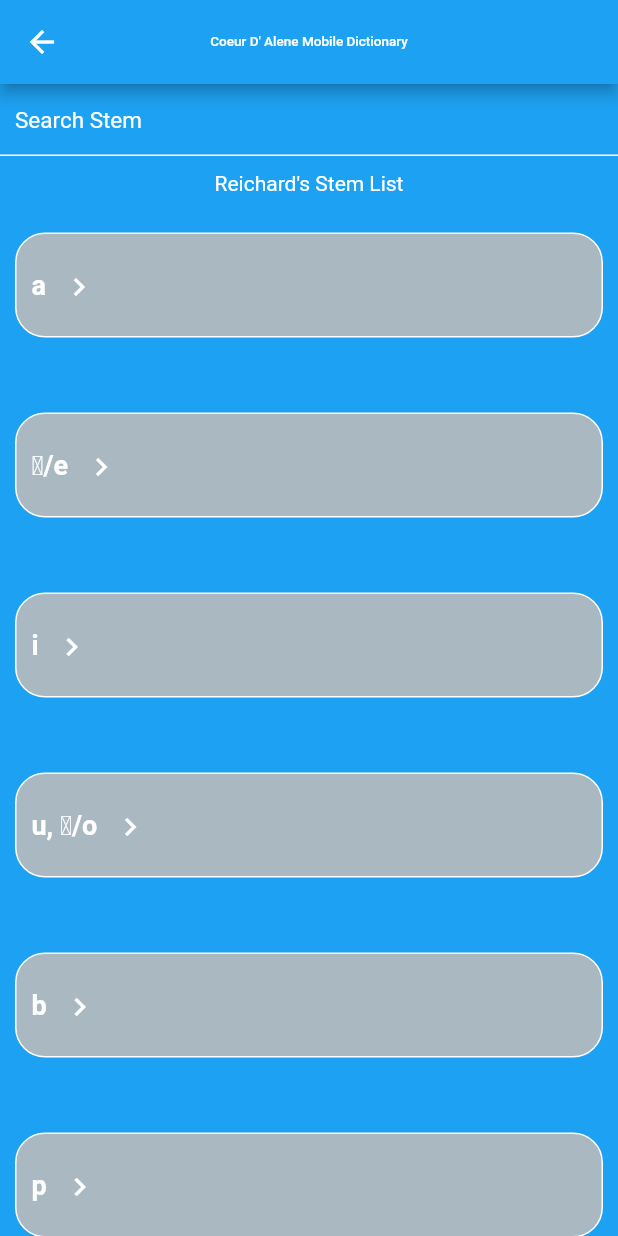
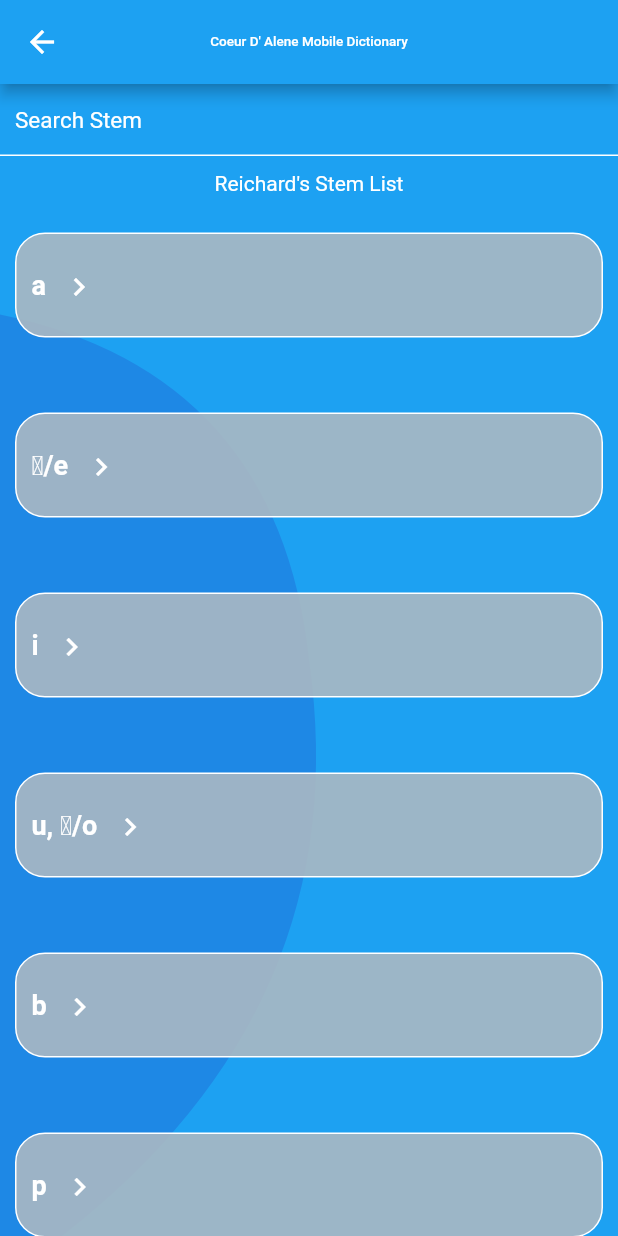
Before and after one commit to Brandz96/Coeur-D-Alene-MD, a Flutter app: the screen it shows after launch, after a tap on "Root Dictionary", after a tap on the "arrow back" icon, after a tap on "Stem List", on a phone screen of 412 x 824 dp. Run offline on Flutter 3.47's test engine with Material 2 defaults, Android fonts, the phone set to English and light mode, and no system bars; our stand-ins replace cloud_firestore, flutter_spinkit, fluttertoast; accounts and stored records are empty.

Commit message:
Added a custom background to all of the pages, fixed the alternating colors for the icon buttons.

```diff
--- a/lib/AboutPage.dart
+++ b/lib/AboutPage.dart
@@ -101,7 +101,9 @@ class _AboutPageState extends State<AboutPage>{
           backgroundColor: backGroundColor,
         ),
         backgroundColor: backGroundColor,
-        body: Column(
+        body: CustomPaint(
+          painter: BluePainter(backGroundColor, counterFromPreviousPage),
+          child: Column(
             children: <Widget>[
               new Padding(padding: EdgeInsets.only(top: 30)),
               new RichText(
@@ -125,6 +127,7 @@ class _AboutPageState extends State<AboutPage>{
             ],
           ),
         ),
+      ),
     );
   }
 }
--- a/lib/AffixPage.dart
+++ b/lib/AffixPage.dart
@@ -150,7 +150,9 @@ class _AffixPageState extends State<AffixPage> {
           ),
           backgroundColor: backGroundColor,
         ),
-        body: Column(
+        body: CustomPaint(
+          painter: BluePainter(backGroundColor, counterFromPreviousPage),
+          child: Column(
             children: <Widget>[
               Padding(
                 padding: EdgeInsets.only(top: 10),
@@ -236,6 +238,7 @@ class _AffixPageState extends State<AffixPage> {
               ),
             ],
           ),
+        ),
         backgroundColor: backGroundColor,
       ),
     );
--- a/lib/AffixSecondScreen.dart
+++ b/lib/AffixSecondScreen.dart
@@ -1,3 +1,4 @@
+import 'package:demo_app/HomePage.dart';
 import 'package:flutter/material.dart';
 import 'dart:convert';
 import 'dart:async';
@@ -148,7 +149,9 @@ class _AffixSecondScreenState extends State<AffixSecondScreen> {
           ),
           backgroundColor: backGroundColor,
         ),
-        body: Column(
+        body: CustomPaint(
+          painter: BluePainter(backGroundColor, counterFromPreviousPage),
+          child: Column(
             children: <Widget>[
               Padding(
                 padding: EdgeInsets.only(top: 10),
@@ -214,6 +217,7 @@ class _AffixSecondScreenState extends State<AffixSecondScreen> {
               ),
             ],
           ),
+        ),
         backgroundColor: backGroundColor,
       ),
     );
--- a/lib/AudioPage.dart
+++ b/lib/AudioPage.dart
@@ -152,7 +152,9 @@ class _AudioPageState extends State<AudioPage> {
           ),
           backgroundColor: backGroundColor,
         ),
-        body: Column(
+        body: CustomPaint(
+          painter: BluePainter(backGroundColor, counterFromPreviousPage),
+          child: Column(
             children: <Widget>[
               Padding(
                 padding: EdgeInsets.only(top: 20, bottom: 20),
@@ -214,6 +216,7 @@ class _AudioPageState extends State<AudioPage> {
                 ),
               ),
             ],
+          ),
         ), // This trailing comma makes auto-formatting nicer for build methods.
         backgroundColor: backGroundColor,
       ),
--- a/lib/FeedBackPage.dart
+++ b/lib/FeedBackPage.dart
@@ -100,7 +100,9 @@ class _FeedBackState extends State<FeedBackPage> {
           ),
           backgroundColor: backGroundColor,
         ),
-        body: Center(
+        body: CustomPaint(
+          painter: BluePainter(backGroundColor, counterFromPreviousPage),
+          child: Center(
             child: Column(
               mainAxisAlignment: MainAxisAlignment.spaceEvenly,
               children: <Widget>[
@@ -190,6 +192,7 @@ class _FeedBackState extends State<FeedBackPage> {
                         ))),
               ],
             ),
+          ),
         ), // This trailing comma makes auto-formatting nicer for build methods.
       ),
     );
--- a/lib/HomePage.dart
+++ b/lib/HomePage.dart
@@ -20,7 +20,7 @@ class Home extends StatefulWidget {
 class _Home extends State<Home> {
   int counter = 0;
   Color homeBackGroundColor = Color.fromRGBO(29, 161, 242, 1);//blue
-  Color buttonColors = Color.fromRGBO(170, 184, 194, 1);//grey
+  Color buttonColors = Color.fromRGBO(170, 184, 194, .9);//grey
   Color iconColor = Colors.white;
   Color rootDictionaryBackGroundColor = Color.fromRGBO(29, 161, 242, 1);//blue
   Color titleColor = Colors.white;
@@ -31,28 +31,23 @@ class _Home extends State<Home> {
   Widget build(BuildContext context) {
     print(homeBackGroundColor.toString()); //ff1 = blue
     print(buttonColors.toString()); //ffaa = grey
+
+
     return Scaffold(
       backgroundColor: homeBackGroundColor,
-      body: Column(
+      body: CustomPaint(
+        painter: BluePainter(homeBackGroundColor, counter),
+        child: Column(
           crossAxisAlignment: CrossAxisAlignment.start,
           children: <Widget>[
-          new Container(
-            height: 230,
-            width: double.infinity,
-            decoration: BoxDecoration(
-              borderRadius: BorderRadius.only(
-                  bottomRight: Radius.circular(105),
-                  bottomLeft: Radius.circular(105)),
-              color: homeBackGroundColor,
-            ),
-            child: Padding(
+           Padding(
                   padding: const EdgeInsets.all(32.0),
                   child: Column(
                     crossAxisAlignment: CrossAxisAlignment.start,
                     children: <Widget>[
                       Container(
                         width: 300.0,
-                      margin: EdgeInsets.only(top: 75),
+                        margin: EdgeInsets.only(top: 70),
                         child: Text(
                           'Coeur D\' Alene',
                           style: TextStyle(
@@ -73,7 +68,6 @@ class _Home extends State<Home> {
                       SizedBox(height: 12.0),
                     ],
                   )),
-          ),
             new Center(
               child: new Column(
                 crossAxisAlignment: CrossAxisAlignment.center,
@@ -102,7 +96,9 @@ class _Home extends State<Home> {
                             child: const Text(
                               "Root Dictionary",
                               textAlign: TextAlign.center,
-                            style: TextStyle(fontFamily: 'Open Sans'),
+                              style: TextStyle(fontFamily: 'Open Sans',
+                                color: Colors.white,
+                              ),
                             ),
                           ))),
                   new Padding(padding: EdgeInsets.only(top: 10)),
@@ -252,14 +248,14 @@ class _Home extends State<Home> {
                                     Color.fromRGBO(29, 161, 242, 1);
 
                                 setColor(counter);
-                              buttonColors = Color.fromRGBO(170, 184, 194, 1);
+                                buttonColors = Color.fromRGBO(170, 184, 194, .9);
                                 titleColor = Colors.white;
                               } else {
                                 homeBackGroundColor =
                                     Color.fromRGBO(34, 28, 27, 1);
 
                                 setColor(counter);
-                              buttonColors = Color.fromRGBO(187, 134, 252, 1);
+                                buttonColors = Color.fromRGBO(187, 134, 252, .9);
                                 titleColor = Colors.white;
                               }
                             });
@@ -281,6 +277,7 @@ class _Home extends State<Home> {
             ),
           ],
         ),
+      ),
     );
   }
 
@@ -294,12 +291,12 @@ class _Home extends State<Home> {
 
   void setColor(int n) {
     if (n % 2 == 0) {
-      buttonColors = Color.fromRGBO(170, 184, 194, 1);//grey
-      iconColor = Colors.white;
+      buttonColors = Color.fromRGBO(170, 184, 194, .9);//grey
+      iconColor = Colors.black;
       rootDictionaryBackGroundColor = Color.fromRGBO(29, 161, 242, 1);//blue
       titleColor = Colors.white;
     } else {
-      buttonColors = Color.fromRGBO(187, 134, 252, 1);//purple
+      buttonColors = Color.fromRGBO(187, 134, 252, .9);//purple
       iconColor = Colors.white;
       rootDictionaryBackGroundColor = Color.fromRGBO(34, 28, 27, 1);//black
       titleColor = Colors.white;
@@ -464,3 +461,48 @@ class _Home extends State<Home> {
 
 
 }
+class BluePainter extends CustomPainter {
+
+  Color passedBackgroundColor;
+  int counter;
+  BluePainter(this.passedBackgroundColor, this.counter);
+
+  Color pickColor(int counter){
+    if(counter % 2 == 0 || counter == 0){
+      return Colors.blue.shade600;
+          //rootDictionaryBackGroundColor = Color.fromRGBO(29, 161, 242, 1);
+          //buttonColors = Color.fromRGBO(187, 134, 252, 1);
+    } else {
+      return Color.fromRGBO(187, 134, 252, .2);
+    }
+  }
+
+  @override
+  void paint(Canvas canvas, Size size) {
+    final height = size.height;
+    final width = size.width;
+    Paint paint = Paint();
+
+//    Path mainBackground = Path();
+//    mainBackground.addRect(Rect.fromLTRB(0, 0, width, height));
+//    paint.color = Colors.blue.shade700;
+//    canvas.drawPath(mainBackground, paint);
+
+    Path ovalPath = Path();
+    ovalPath.moveTo(0, height * 0.2);
+    ovalPath.quadraticBezierTo(width * 0.45, height * 0.25, width * 0.5, height * 0.5);
+    ovalPath.quadraticBezierTo(width * 0.58, height * 0.8, width * 0.1, height);
+    ovalPath.lineTo(0, height);
+
+    paint.color = pickColor(counter);
+    canvas.drawPath(ovalPath, paint);
+
+  }
+
+  @override
+  bool shouldRepaint(CustomPainter oldDelegate){
+    return oldDelegate != this;
+  }
+
+
+}
--- a/lib/HomePageClone.dart
+++ b/lib/HomePageClone.dart
@@ -1,3 +1,4 @@
+import 'package:demo_app/HomePage.dart';
 import 'package:flutter/material.dart';
 import 'RootDictionaryPage.dart';
 import 'AboutPage.dart';
@@ -41,26 +42,19 @@ class _HomePageClone extends State<HomePageClone> {
 
     return Scaffold(
       backgroundColor: backGroundColor,
-      body: Column(
+      body: CustomPaint(
+        painter: BluePainter(backGroundColor, counterFromPreviousPage),
+        child: Column(
           crossAxisAlignment: CrossAxisAlignment.start,
           children: <Widget>[
-          new Container(
-            height: 230,
-            width: double.infinity,
-            decoration: BoxDecoration(
-              borderRadius: BorderRadius.only(
-                  bottomRight: Radius.circular(105),
-                  bottomLeft: Radius.circular(105)),
-              color: backGroundColor,
-            ),
-            child: Padding(
+            Padding(
                   padding: const EdgeInsets.all(32.0),
                   child: Column(
                     crossAxisAlignment: CrossAxisAlignment.start,
                     children: <Widget>[
                       Container(
                         width: 300.0,
-                      margin: EdgeInsets.only(top: 75),
+                        margin: EdgeInsets.only(top: 70),
                         child: Text(
                           'Coeur D\' Alene',
                           style: TextStyle(
@@ -81,7 +75,6 @@ class _HomePageClone extends State<HomePageClone> {
                       SizedBox(height: 12.0),
                     ],
                   )),
-          ),
             new Center(
               child: new Column(
                 crossAxisAlignment: CrossAxisAlignment.center,
@@ -289,6 +282,7 @@ class _HomePageClone extends State<HomePageClone> {
             ),
           ],
         ),
+      ),
     );
   }
 
@@ -303,7 +297,7 @@ class _HomePageClone extends State<HomePageClone> {
   void setColor(int n) {
     if (n % 2 == 0) {
       buttonColors = Color.fromRGBO(170, 184, 194, 1);//grey
-      iconColor = Colors.white;
+      iconColor = Colors.black;
       rootDictionaryBackGroundColor = Color.fromRGBO(29, 161, 242, 1);//blue
       titleColor = Colors.white;
       backGroundColor = homeBackGroundColor;
--- a/lib/RootDictionaryPage.dart
+++ b/lib/RootDictionaryPage.dart
@@ -169,8 +169,7 @@ class _RootDictionaryPageState extends State<RootDictionaryPage> {
                       );
                     }
                 ));
-                final snackBar = SnackBar(content: Text("Tap"));
-                Scaffold.of(context).showSnackBar(snackBar);
+
 
       },
               child: Icon(
@@ -190,7 +189,9 @@ class _RootDictionaryPageState extends State<RootDictionaryPage> {
           ),
           backgroundColor: backGroundColor,
         ),
-        body: Column(
+        body: CustomPaint(
+          painter: BluePainter(backGroundColor, counterFromPreviousPage),
+          child: Column(
             children: <Widget>[
               TextField(
                   style: TextStyle(color: tileBackGroundColor),
@@ -358,6 +359,7 @@ class _RootDictionaryPageState extends State<RootDictionaryPage> {
               ),
             ],
           ),
+        ),
         backgroundColor: backGroundColor,
       ),
     );
--- a/lib/RootSecondScreen.dart
+++ b/lib/RootSecondScreen.dart
@@ -1,3 +1,4 @@
+import 'package:demo_app/HomePage.dart';
 import 'package:demo_app/RootDictionaryPage.dart';
 import 'package:flutter/material.dart';
 import 'TilesNotes.dart';
@@ -163,7 +164,9 @@ class _RootSecondScreenState extends State<RootSecondScreen> {
           ),
           backgroundColor: backGroundColor,
         ),
-        body: Column(
+        body: CustomPaint(
+          painter: BluePainter(backGroundColor, counterFromPreviousPage),
+          child: Column(
             children: <Widget>[
               Padding(
                 padding: EdgeInsets.only(top: 10),
@@ -235,6 +238,7 @@ class _RootSecondScreenState extends State<RootSecondScreen> {
               ),
             ],
           ),
+        ),
         backgroundColor: backGroundColor,
       ),
     );
--- a/lib/StemPage.dart
+++ b/lib/StemPage.dart
@@ -155,7 +155,9 @@ class _StemPageState extends State<StemPage> {
           ),
           backgroundColor: backGroundColor,
         ),
-        body: Column(
+        body: CustomPaint(
+          painter: BluePainter(backGroundColor, counterFromPreviousPage),
+          child: Column(
             children: <Widget>[
               TextField(
                   style: TextStyle(color: tileBackGroundColor),
@@ -267,6 +269,7 @@ class _StemPageState extends State<StemPage> {
               ),
             ],
           ),
+        ),
         backgroundColor: backGroundColor,
       ),
     );
--- a/lib/StemSecondScreen.dart
+++ b/lib/StemSecondScreen.dart
@@ -1,3 +1,4 @@
+import 'package:demo_app/HomePage.dart';
 import 'package:flutter/material.dart';
 import 'dart:convert';
 import 'dart:async';
@@ -161,7 +162,9 @@ class _StemSecondScreenState extends State<StemSecondScreen> {
           ),
           backgroundColor: backGroundColor,
         ),
-        body: Column(
+        body: CustomPaint(
+          painter: BluePainter(backGroundColor, counterFromPreviousPage),
+          child: Column(
             children: <Widget>[
               Padding(
                 padding: EdgeInsets.only(top: 10),
@@ -232,6 +235,7 @@ class _StemSecondScreenState extends State<StemSecondScreen> {
               ),
             ],
           ),
+        ),
         backgroundColor: backGroundColor,
       ),
     );
```
Also changed, not shown: 1 other file. Lines whose indentation alone changed are shown as unchanged.
